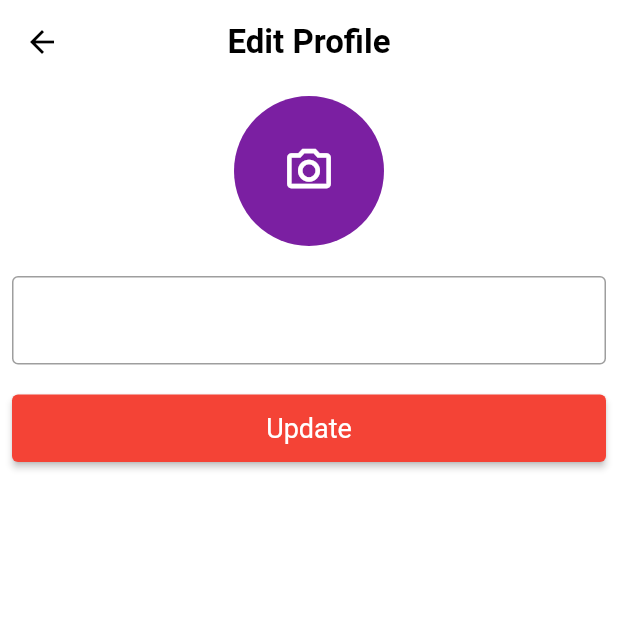
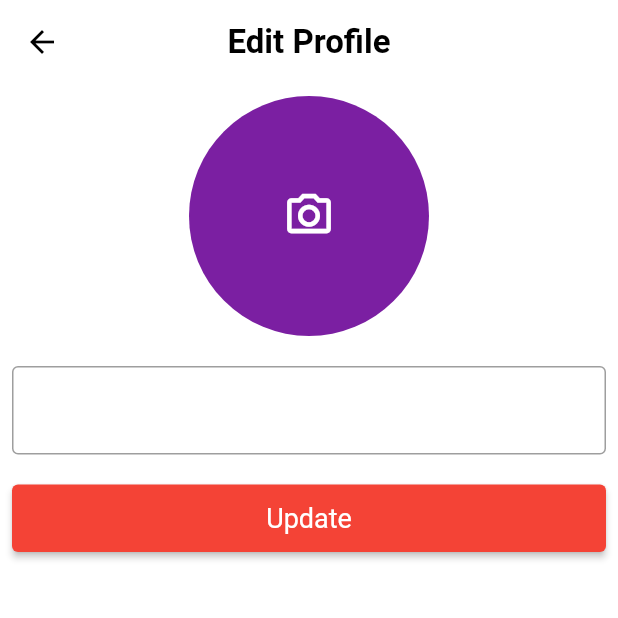
Before and after one commit to SaurabhAlex/-Gadget_World, a Flutter app: the screen it shows once a user with an empty profile is signed in, item 4 of the bottom bar chosen, after a tap on "Edit Profile", on a phone screen of 412 x 824 dp, the top half of it. Run offline on Flutter 3.47's test engine with Material 2 defaults, Android fonts, the phone set to English and light mode, and no system bars; our stand-ins replace bottom_navy_bar, cloud_firestore, firebase_auth, firebase_core, firebase_storage, fluttertoast and 2 more; missing offline and left inert: flutter_stripe, upi_india; accounts and stored records are empty; network calls fail.

Commit message:
Password change screen added

```diff
--- /dev/null
+++ b/lib/firebase_helper/firebase_storage/firebase_storage.dart
@@ -0,0 +1,16 @@
+import 'dart:io';
+
+import 'package:firebase_auth/firebase_auth.dart';
+import 'package:firebase_storage/firebase_storage.dart';
+
+class FirebaseStorageHelper{
+  static FirebaseStorageHelper instance = FirebaseStorageHelper();
+  final FirebaseStorage _storage = FirebaseStorage.instance;
+
+  Future<String> uploadUserImage(File image)async{
+    String userId = FirebaseAuth.instance.currentUser!.uid;
+    TaskSnapshot taskSnapshot =await _storage.ref(userId).putFile(image);
+    String imageUrl = await taskSnapshot.ref.getDownloadURL();
+    return imageUrl;
+  }
+}
--- a/lib/model/product_model/product_model.dart
+++ b/lib/model/product_model/product_model.dart
@@ -49,7 +49,6 @@ class ProductModel {
         "qty": qty,
       };
 
-  @override
   ProductModel copyWith({
     int? qty,
   }) => ProductModel(
--- a/lib/model/user_model/user_model.dart
+++ b/lib/model/user_model/user_model.dart
@@ -33,4 +33,13 @@ class UserModel {
         "name": name,
         "email": email,
       };
+
+  UserModel copyWith({
+    String? name,image,
+  }) => UserModel(
+      id: id,
+      image: image?? image,
+      email:  email,
+      name: name?? name
+  );
 }
--- a/lib/screens/cart_screen/cart_screen.dart
+++ b/lib/screens/cart_screen/cart_screen.dart
@@ -54,7 +54,10 @@ class _CartScreenState extends State<CartScreen> {
               PrimaryButton(
                 title: "Checkout",
                 onPressed: () {
-                  Routes.instance.push(const PaymentScreen(), context);
+                  // Routes.instance.push(const PaymentScreen(), context);
+                  FirebaseAuthHelper.instance.signOut();
+                  setState(() {
+                  });
                 },
               )
             ],
--- a/lib/screens/edit_profile/edit_profile.dart
+++ b/lib/screens/edit_profile/edit_profile.dart
@@ -1,10 +1,14 @@
+import 'dart:io';
 
 import 'package:flutter/material.dart';
+import 'package:grocery_app/constants/constants.dart';
+import 'package:grocery_app/firebase_helper/firebase_storage/firebase_storage.dart';
+import 'package:grocery_app/model/user_model/user_model.dart';
 import 'package:grocery_app/widgets/primary_button/primary_button.dart';
 import 'package:image_picker/image_picker.dart';
 import 'package:provider/provider.dart';
-
 import '../../provider/app_provider.dart';
+import 'package:modal_progress_hud_nsn/modal_progress_hud_nsn.dart';
 
 class EditProfile extends StatefulWidget {
   const EditProfile({Key? key}) : super(key: key);
@@ -15,17 +19,24 @@ class EditProfile extends StatefulWidget {
 
 class _EditProfileState extends State<EditProfile> {
 
-  // void takePicture() async{
-  //   File? image;
-  //   XFile? value = await ImagePicker().pickImage(source: ImageSource.gallery);
-  //   if(value !=null){
-  //     setState(() {
-  //       // image = File(value.path);
-  //     });
-  //   }
-  // }
+  final _picker = ImagePicker();
+  File? image;
+
+  Future takePicture() async{
+    final pickedFile = await _picker.pickImage(source: ImageSource.gallery, imageQuality: 80);
+
+    if(pickedFile!= null){
+      image = File(pickedFile.path);
+      setState(() {
+
+      });
+    }else{
+      print("No image selected");
+    }
+  }
   @override
   Widget build(BuildContext context) {
+    TextEditingController nameController = TextEditingController();
     AppProvider appProvider = Provider.of<AppProvider>(context);
     return Scaffold(
       appBar: AppBar(
@@ -37,20 +48,29 @@ class _EditProfileState extends State<EditProfile> {
         padding: const EdgeInsets.all(8.0),
         child: ListView(
           children: [
+            image == null ?
             InkWell(
               onTap: () {
-                // takePicture();
+                takePicture();
               },
               child: const CircleAvatar(
-                radius: 50,
-                child:
-                // image == null ?
-                Icon(Icons.camera_alt_outlined, size: 35,),
-                // Image.file(image!)
+                  radius: 80,
+                  child:
+                  Icon(Icons.camera_alt_outlined, size: 35,)
+              ),
+            ):
+            InkWell(
+              onTap: () {
+                takePicture();
+              },
+              child: CircleAvatar(
+                radius: 120,
+                backgroundImage: FileImage(image!),
               ),
             ),
             const SizedBox(height: 20,),
             TextFormField(
+              controller: nameController,
               decoration: InputDecoration(
                 hintText: appProvider.getUserInformation.name,
               ),
@@ -58,7 +78,11 @@ class _EditProfileState extends State<EditProfile> {
             const SizedBox(height: 20,),
             PrimaryButton(
               title: "Update",
-              onPressed: () {},
+              onPressed: () async{
+                // String imageUrl = await FirebaseStorageHelper.instance.uploadUserImage(image!);
+                UserModel userModel = appProvider.getUserInformation.copyWith(name: nameController.text);
+                appProvider.updateUserInfoFirebase(context, userModel, image);
+              },
             )
           ],
         ),
--- a/lib/screens/profile/profile_screen.dart
+++ b/lib/screens/profile/profile_screen.dart
@@ -1,8 +1,8 @@
 import 'package:flutter/material.dart';
 import 'package:grocery_app/firebase_helper/firebase_auth_helper/auth_helper.dart';
+import 'package:grocery_app/screens/change_password/change_password.dart';
 import 'package:grocery_app/widgets/primary_button/primary_button.dart';
 import 'package:provider/provider.dart';
-
 import '../../constants/routes.dart';
 import '../../provider/app_provider.dart';
 import '../edit_profile/edit_profile.dart';
@@ -23,20 +23,24 @@ class _ProfileScreenState extends State<ProfileScreen> {
         title:const Text("Profile Screen",style: TextStyle(fontSize: 22, fontWeight: FontWeight.bold),),
         centerTitle: true,
       ),
-      body: Column(
+      body: SingleChildScrollView(
+        child: Column(
           mainAxisAlignment: MainAxisAlignment.start,
           crossAxisAlignment: CrossAxisAlignment.center,
           children: [
             appProvider.getUserInformation.image==null ?
-          const Icon(Icons.person, size: 100,):
-          Image.network(appProvider.getUserInformation.image!),
-          Text(
-            // "Alexaaaa"
+            const Icon(Icons.person, size: 120,):
+            CircleAvatar(
+              backgroundImage: NetworkImage(appProvider.getUserInformation.image!),
+              radius: 70,
+            ),
+            appProvider.getUserInformation.name==null
+            ? Text("No data Found")
+            : Text(
               appProvider.getUserInformation.name!
               , style: const TextStyle(fontWeight: FontWeight.bold, fontSize: 30),),
             const SizedBox(height: 4,),
             Text(
-            // "alex12@gmail.com"
               appProvider.getUserInformation.email!
               , style: const TextStyle(fontWeight: FontWeight.w400, fontSize: 18),),
             const SizedBox(height: 4,),
@@ -71,6 +75,13 @@ class _ProfileScreenState extends State<ProfileScreen> {
             ),
             ListTile(
               onTap: () {
+                Routes.instance.push(ChangePasswordSC(), context);
+              },
+              leading: const Icon(Icons.lock_open_rounded, size: 24),
+              title: const Text("Change Password", style: TextStyle(fontWeight: FontWeight.w400, fontSize: 20)),
+            ),
+            ListTile(
+              onTap: () {
                 FirebaseAuthHelper.instance.signOut();
                 setState(() {
 
@@ -83,6 +94,7 @@ class _ProfileScreenState extends State<ProfileScreen> {
             const Text("version 1.0.2", style: TextStyle(fontWeight: FontWeight.w400, fontSize: 18),),
           ],
         ),
+      ),
     );
   }
 }
--- a/pubspec.yaml
+++ b/pubspec.yaml
@@ -47,6 +47,8 @@ dependencies:
   http: ^1.1.0
   image_picker: ^1.0.2
   firebase_messaging: ^14.6.6
+  modal_progress_hud_nsn: ^0.4.0
+
 
 dev_dependencies:
   flutter_test:
```
Also changed, not shown: lib/firebase_helper/firebase_auth_helper/auth_helper.dart (+22 -0 lines), lib/provider/app_provider.dart (+29 -0 lines), lib/screens/change_password/change_password.dart (added, +68 -0 lines), pubspec.lock, 6 other files. Lines whose indentation alone changed are shown as unchanged.
